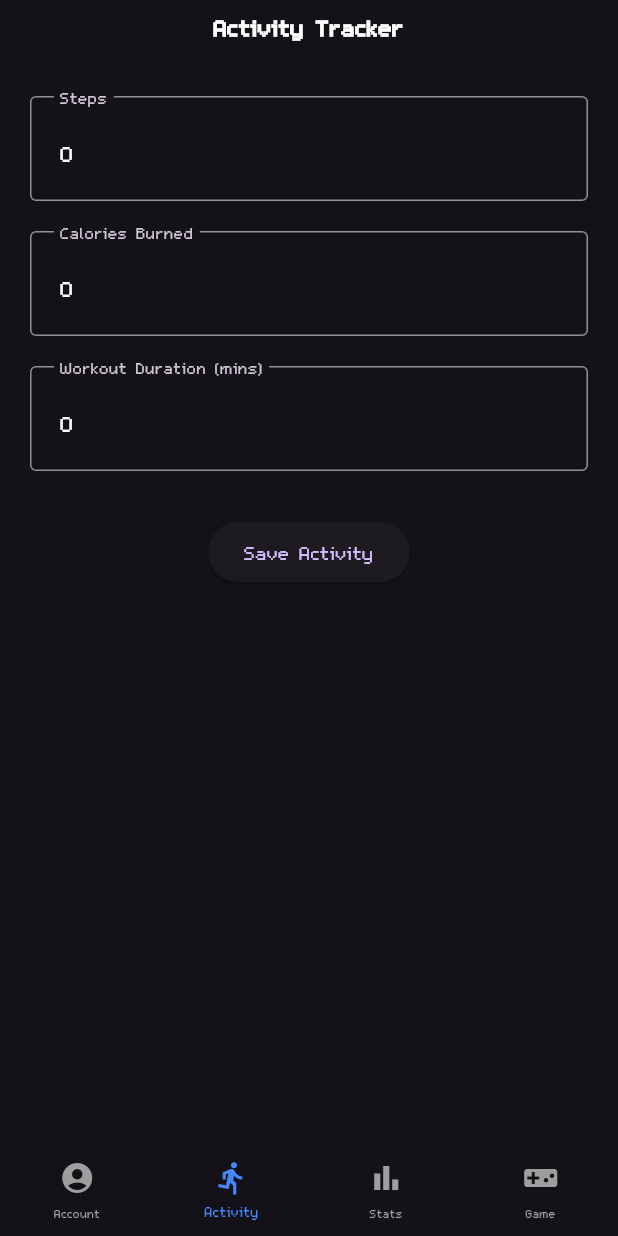
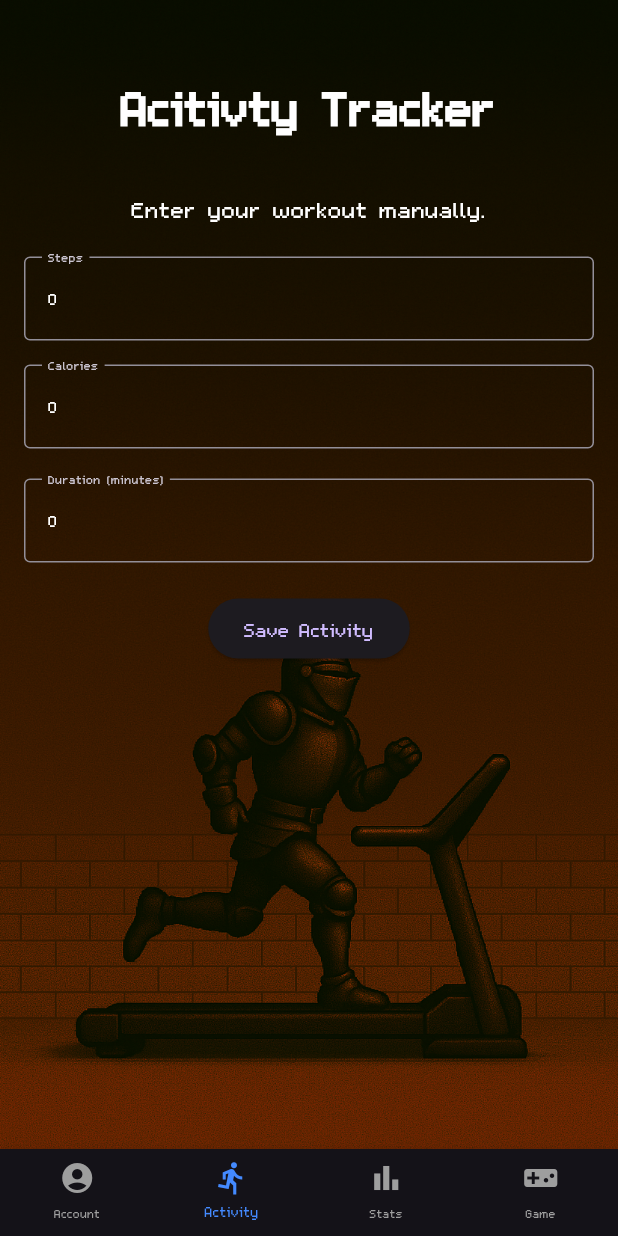
Before and after one commit to cmart5/FitRPG, a Flutter app: the screen it shows once a user with an empty profile is signed in, item 2 of the bottom bar chosen, on a phone screen of 412 x 824 dp. Run offline on Flutter 3.47's test engine with Material 3 defaults, Android fonts, the phone set to English and light mode, and no system bars; our stand-ins replace shared_preferences, supabase_flutter; missing offline and left inert: flame, window_manager; accounts and stored records are empty.

Commit message:
Added background image to activity and updated the UI, the load state form local and supabase storage are currently working at limited capacity, the save state for the xp information is WIP. refactore most of UI for activity page, in working state.

```diff
--- a/lib/activity_page.dart
+++ b/lib/activity_page.dart
@@ -68,24 +68,71 @@ class _ActivityPageState extends State<ActivityPage>
   @override
   Widget build(BuildContext context)
   {
-    return Column(
+    return Scaffold(
+      resizeToAvoidBottomInset: false, // Prevent automatic layout resize
+      body: Stack(
+      children: [
+        // Background image
+        Positioned.fill(
+          child: Image.asset(
+            'assets/images/FitRPG_ActivityBG.png',
+            fit: BoxFit.cover,
+          ),
+        ),
+        SafeArea(
+          child: Column(
+            children: [
+              const SizedBox(height: 20),
+              Expanded(
+                child: SingleChildScrollView(
+                  padding: const EdgeInsets.all(16),
+                  child: Column(
                     crossAxisAlignment: CrossAxisAlignment.center,
                     children: [
+                      const Center(
+                        child: Text(
+                          "Acitivty Tracker",
+                          style: TextStyle(
+                            fontSize: 48,
+                            fontWeight: FontWeight.bold,
+                            color: Colors.white,
+                          ),
+                        ),
+                      ),
+                      const SizedBox(height: 16),
                       const Text(
-          'Activity Tracker',
-          style: TextStyle(fontSize: 24, fontWeight: FontWeight.bold),
+                        "Enter your workout manually.",
+                        style: TextStyle(fontSize: 24, color: Colors.white),
+                      ),
+                      const SizedBox(height: 16),
+                      TextField(
+                        controller: _stepsController,
+                        decoration: const InputDecoration(
+                          labelText: "Steps",
+                          border: OutlineInputBorder(),
+                        ),
+                        keyboardType: TextInputType.number,
+                      ),
+                      const SizedBox(height: 16),
+                      TextField(
+                        controller: _caloriesController,
+                        decoration: const InputDecoration(
+                          labelText: "Calories",
+                          border: OutlineInputBorder(),
+                        ),
+                        keyboardType: TextInputType.number,
                       ),
                       const SizedBox(height: 20),
-
-        // Steps Input
-        _buildInputField("Steps", _stepsController),
-        // Calories Input
-        _buildInputField("Calories Burned", _caloriesController),
-        // Duration Input
-        _buildInputField("Workout Duration (mins)", _durationController),
-
+                      TextField(
+                        controller: _durationController,
+                        decoration: const InputDecoration(
+                          labelText: "Duration (minutes)",
+                          border: OutlineInputBorder(),
+                        ),
+                        keyboardType: TextInputType.number,
+                      ),
+                      // End of input fields
                       const SizedBox(height: 20),
-
                       // Save Button
                       ElevatedButton(
                         onPressed: ()
@@ -100,33 +147,20 @@ class _ActivityPageState extends State<ActivityPage>
                           Navigator.push(
                             context,
                             MaterialPageRoute(
-                builder: (_) => const GamePageStatic(triggerDelayedXP: true),
+                              builder: (context) => const GamePageStatic(triggerDelayedXP: true),
                             ),
                           );
                         },
                         child: const Text("Save Activity", style: TextStyle(fontSize: 20)),
                       ),
                     ],
-    );
-  }
-
-  Widget _buildInputField(String label, TextEditingController controller)
-  {
-    return Padding(
-      padding: const EdgeInsets.symmetric(horizontal: 20, vertical: 10), // More vertical space
-      child: SizedBox(
-        height: 70, // Make the TextField taller
-        child: TextField(
-          controller: controller,
-          keyboardType: TextInputType.number,
-          style: const TextStyle(fontSize: 24), // Larger text
-          decoration: InputDecoration(
-            labelText: label,
-            labelStyle: const TextStyle(fontSize: 22), // Larger label
-            border: const OutlineInputBorder(),
-            contentPadding: const EdgeInsets.symmetric(vertical: 20, horizontal: 16), // More padding inside
                   ),
                 ),
+              ),
+            ],
+          ),
+        ),
+      ],
     ),
   );
 }
```
Also changed, not shown: lib/game_state.dart (+96 -30 lines), lib/home_page.dart (deleted, +0 -42 lines), assets/images/FitRPG_ActivityBG.png (added), 15 other files. Lines whose indentation alone changed are shown as unchanged.
